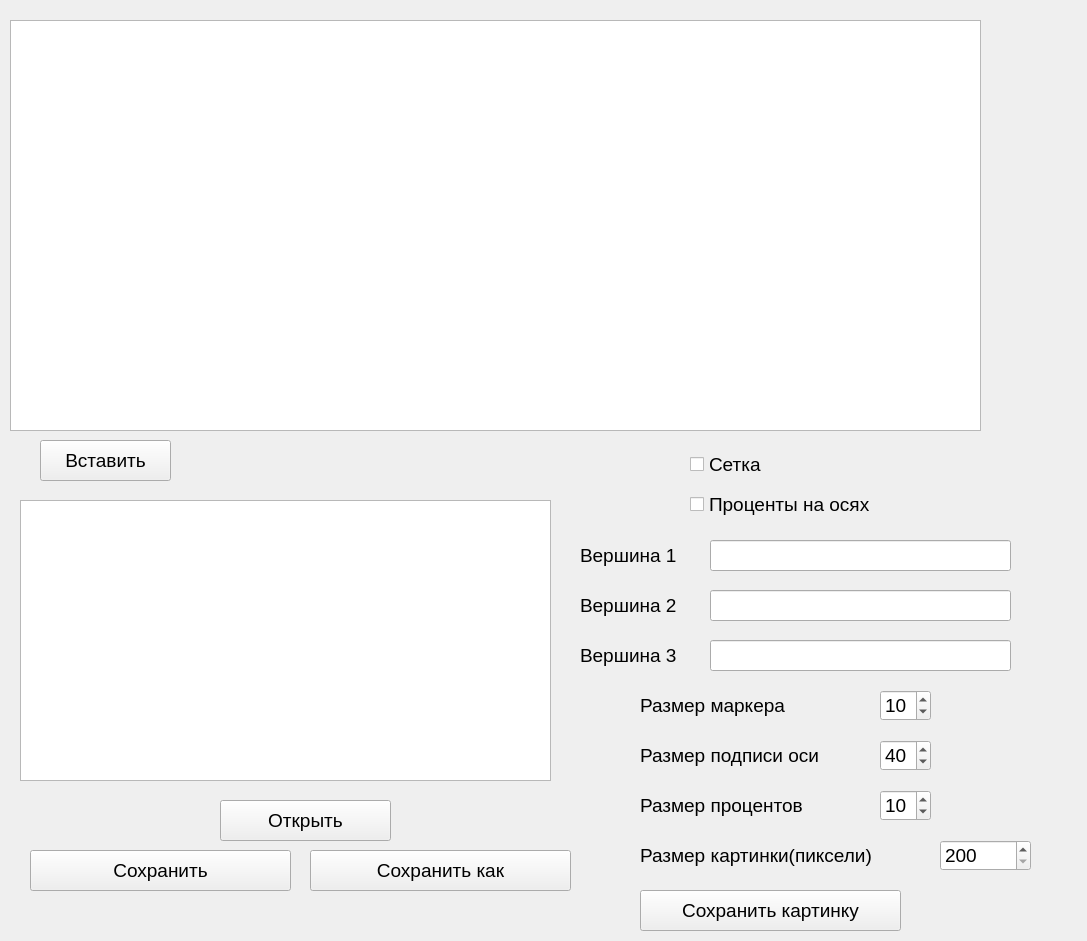
The window that Main.ui (igorfardoc/Triangular-charts) describes before a commit, drawn with Qt 5.
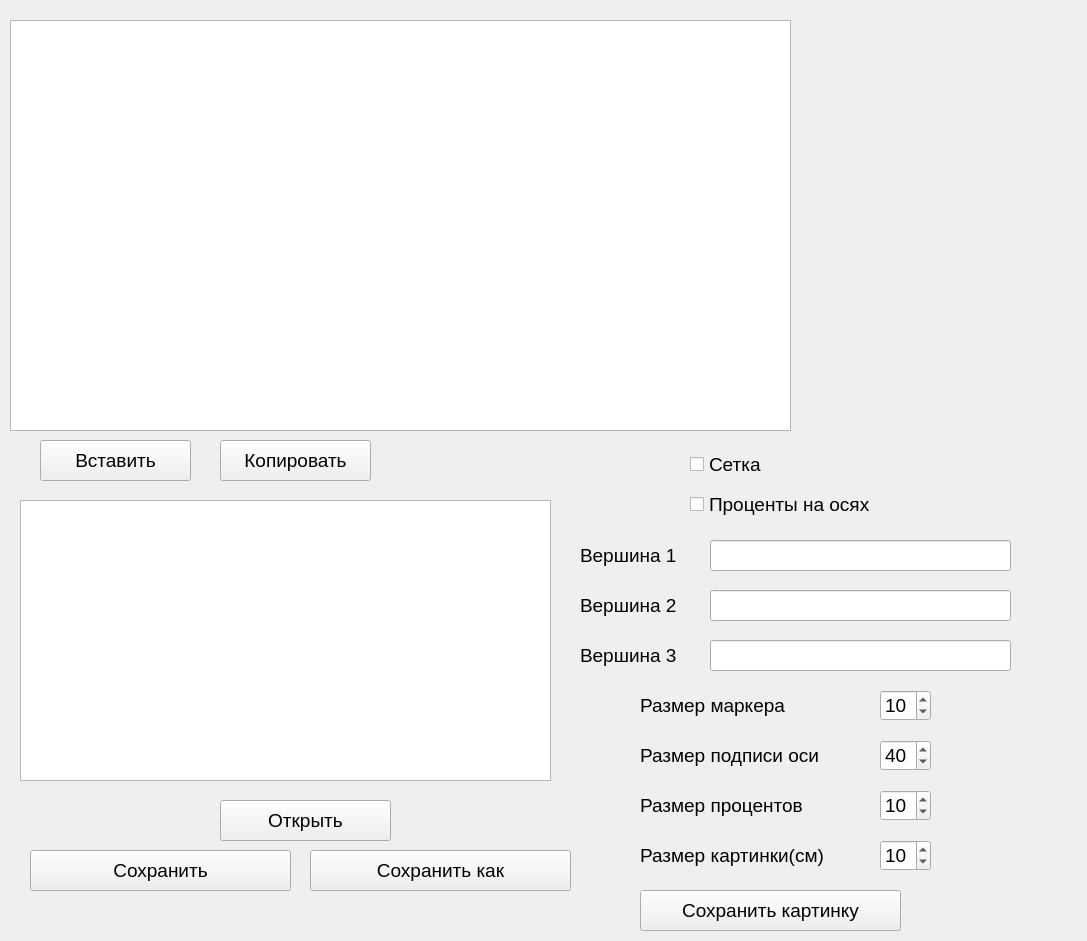
The same window after the commit.

```diff
--- a/Main.ui
+++ b/Main.ui
@@ -18,17 +18,22 @@
     <rect>
      <x>10</x>
      <y>20</y>
-     <width>971</width>
+     <width>781</width>
      <height>411</height>
     </rect>
    </property>
+   <property name="font">
+    <font>
+     <pointsize>9</pointsize>
+    </font>
+   </property>
   </widget>
   <widget class="QPushButton" name="pasteButton">
    <property name="geometry">
     <rect>
      <x>40</x>
      <y>440</y>
-     <width>131</width>
+     <width>151</width>
      <height>41</height>
     </rect>
    </property>
@@ -317,7 +322,7 @@
     <rect>
      <x>640</x>
      <y>840</y>
-     <width>291</width>
+     <width>231</width>
      <height>31</height>
     </rect>
    </property>
@@ -327,15 +332,15 @@
     </font>
    </property>
    <property name="text">
-    <string>Размер картинки(пиксели)</string>
+    <string>Размер картинки(см)</string>
    </property>
   </widget>
   <widget class="QSpinBox" name="spin_size">
    <property name="geometry">
     <rect>
-     <x>940</x>
+     <x>880</x>
      <y>840</y>
-     <width>91</width>
+     <width>51</width>
      <height>31</height>
     </rect>
    </property>
@@ -345,16 +350,16 @@
     </font>
    </property>
    <property name="minimum">
-    <number>200</number>
+    <number>2</number>
    </property>
    <property name="maximum">
-    <number>5000</number>
+    <number>1000</number>
    </property>
    <property name="singleStep">
     <number>20</number>
    </property>
    <property name="value">
-    <number>200</number>
+    <number>10</number>
    </property>
   </widget>
   <widget class="QPushButton" name="save_picture">
@@ -429,6 +434,24 @@
     <string>Сохранить как</string>
    </property>
   </widget>
+  <widget class="QPushButton" name="copyButton">
+   <property name="geometry">
+    <rect>
+     <x>220</x>
+     <y>440</y>
+     <width>151</width>
+     <height>41</height>
+    </rect>
+   </property>
+   <property name="font">
+    <font>
+     <pointsize>14</pointsize>
+    </font>
+   </property>
+   <property name="text">
+    <string>Копировать</string>
+   </property>
+  </widget>
  </widget>
  <resources/>
  <connections/>
```
Left out of the diff: 2 changed lines with no effect on the pictures.
